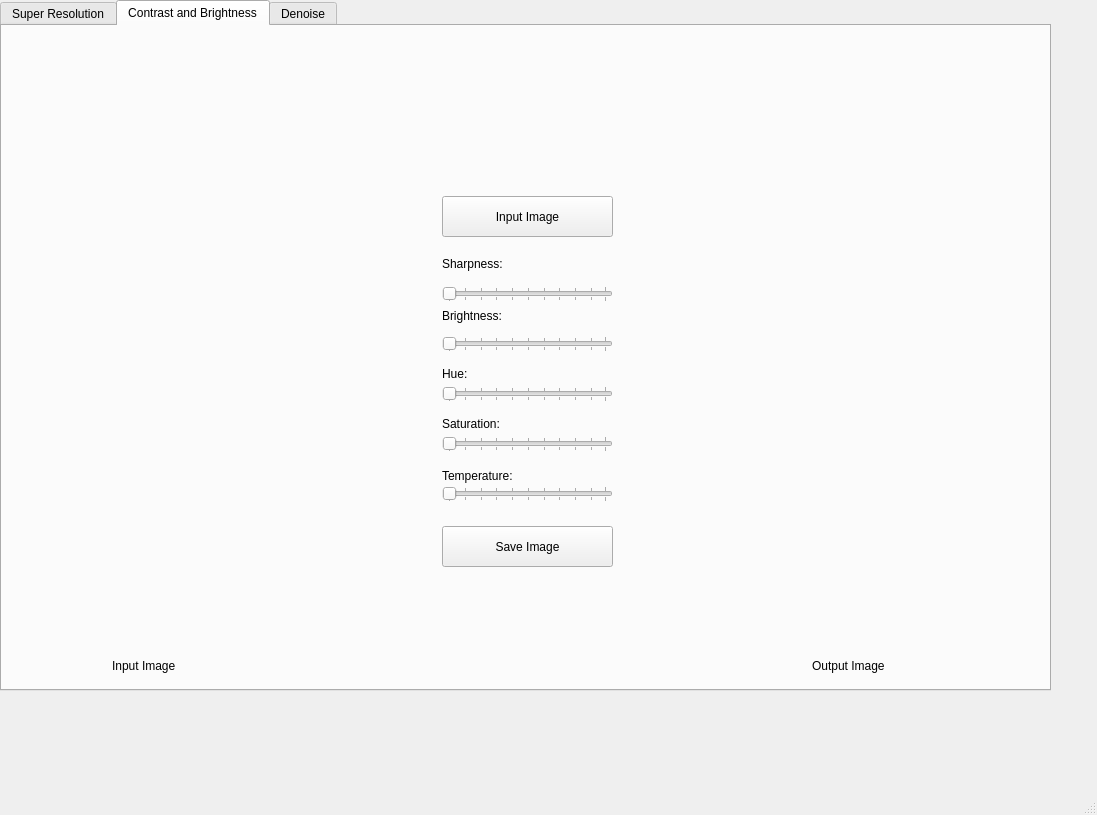
First picture: the form in convert.ui, repository 21021653/Image-Processor, before the edit.
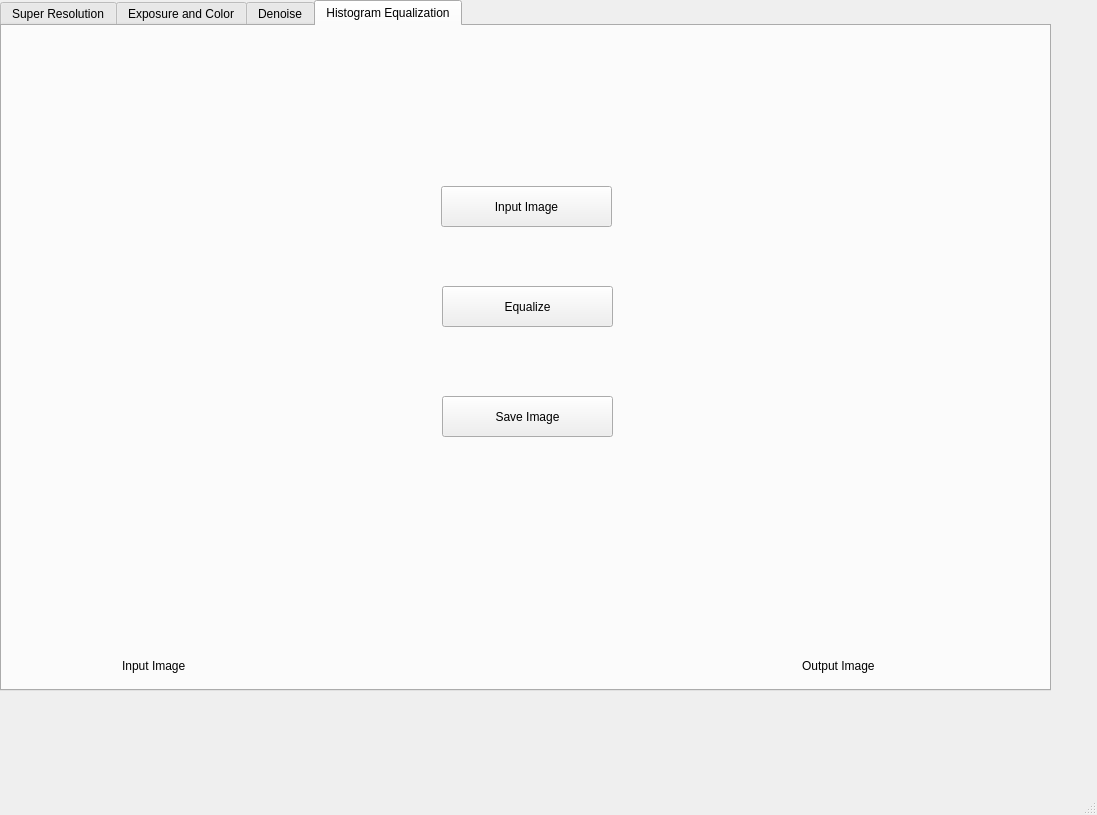
Second picture: the form after the edit. Icons and pictures are not drawn.

Commit message: Thêm histogram equalization

Patch:
```diff
--- a/convert.ui
+++ b/convert.ui
@@ -27,7 +27,7 @@
      <enum>QTabWidget::TabPosition::North</enum>
     </property>
     <property name="currentIndex">
-     <number>1</number>
+     <number>3</number>
     </property>
     <widget class="QWidget" name="tab">
      <attribute name="title">
@@ -156,7 +156,7 @@
     </widget>
     <widget class="QWidget" name="tab_2">
      <attribute name="title">
-      <string>Contrast and Brightness</string>
+      <string>Exposure and Color</string>
      </attribute>
      <widget class="QPushButton" name="pushButton_4">
       <property name="geometry">
@@ -601,6 +601,102 @@
       </property>
      </widget>
     </widget>
+    <widget class="QWidget" name="tab_4">
+     <attribute name="title">
+      <string>Histogram Equalization</string>
+     </attribute>
+     <widget class="QPushButton" name="pushButton_6">
+      <property name="geometry">
+       <rect>
+        <x>439</x>
+        <y>160</y>
+        <width>171</width>
+        <height>41</height>
+       </rect>
+      </property>
+      <property name="text">
+       <string>Input Image</string>
+      </property>
+     </widget>
+     <widget class="QPushButton" name="pushButton_8">
+      <property name="geometry">
+       <rect>
+        <x>440</x>
+        <y>260</y>
+        <width>171</width>
+        <height>41</height>
+       </rect>
+      </property>
+      <property name="text">
+       <string>Equalize</string>
+      </property>
+     </widget>
+     <widget class="QPushButton" name="pushButton_10">
+      <property name="geometry">
+       <rect>
+        <x>440</x>
+        <y>370</y>
+        <width>171</width>
+        <height>41</height>
+       </rect>
+      </property>
+      <property name="text">
+       <string>Save Image</string>
+      </property>
+     </widget>
+     <widget class="QLabel" name="label_27">
+      <property name="geometry">
+       <rect>
+        <x>-2</x>
+        <y>0</y>
+        <width>411</width>
+        <height>631</height>
+       </rect>
+      </property>
+      <property name="text">
+       <string/>
+      </property>
+     </widget>
+     <widget class="QLabel" name="label_28">
+      <property name="geometry">
+       <rect>
+        <x>630</x>
+        <y>5</y>
+        <width>411</width>
+        <height>631</height>
+       </rect>
+      </property>
+      <property name="text">
+       <string/>
+      </property>
+     </widget>
+     <widget class="QLabel" name="label_29">
+      <property name="geometry">
+       <rect>
+        <x>120</x>
+        <y>630</y>
+        <width>71</width>
+        <height>20</height>
+       </rect>
+      </property>
+      <property name="text">
+       <string>Input Image</string>
+      </property>
+     </widget>
+     <widget class="QLabel" name="label_30">
+      <property name="geometry">
+       <rect>
+        <x>800</x>
+        <y>630</y>
+        <width>81</width>
+        <height>20</height>
+       </rect>
+      </property>
+      <property name="text">
+       <string>Output Image</string>
+      </property>
+     </widget>
+    </widget>
    </widget>
   </widget>
   <widget class="QMenuBar" name="menubar">
```
The commit also changes 2 other files.
